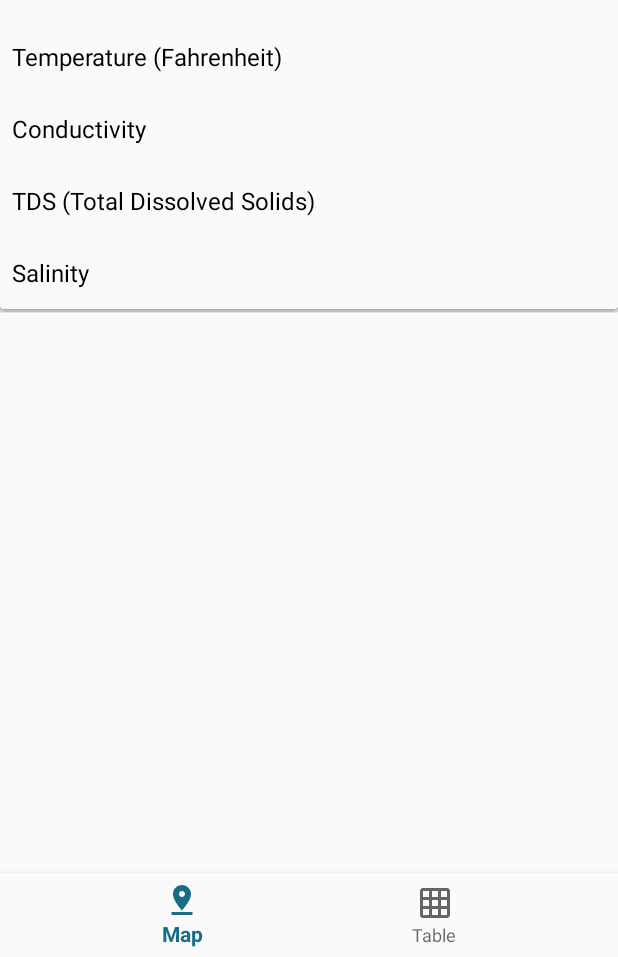
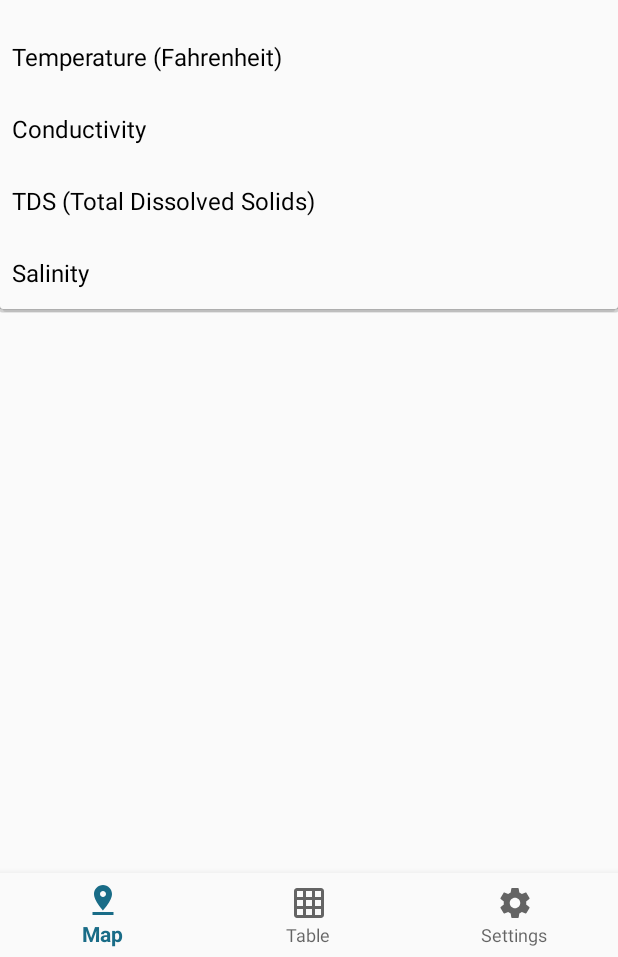
Before and after one commit to srg-ics-uplb/ProjectOddete_MobileAppB, an Android app: the screen it shows after launch (MainActivity), after a tap on "All properties", on a phone screen of 412 x 824 dp, the part 279-1236 px from its top. Run offline under Robolectric (Android 15) with nearby library versions, the phone set to English and light mode, and no system bars.

Commit message:
Added Settings

```diff
--- a/PROJ/app/src/main/java/com/example/user/proj/MainActivity.java
+++ b/PROJ/app/src/main/java/com/example/user/proj/MainActivity.java
@@ -14,6 +14,7 @@ import java.net.InetAddress;
 public class MainActivity extends AppCompatActivity implements BottomNavigationView.OnNavigationItemSelectedListener{
 
     public static TableLayout table;
+    public static String apiEndpoint="http://10.0.3.57:6200";
 
     @Override
     protected void onCreate(Bundle savedInstanceState) {
@@ -60,6 +61,9 @@ public class MainActivity extends AppCompatActivity implements BottomNavigationV
             case R.id.navigation_table:
                 fragment=new TableFragment(this);
                 break;
+            case R.id.navigation_settings:
+                fragment=new SettingsFragment(this);
+                break;
         }
         return loadFragment(fragment);
     }
--- /dev/null
+++ b/PROJ/app/src/main/res/drawable/ic_settings_black_24dp.xml
@@ -0,0 +1,9 @@
+<vector xmlns:android="http://schemas.android.com/apk/res/android"
+        android:width="24dp"
+        android:height="24dp"
+        android:viewportWidth="24.0"
+        android:viewportHeight="24.0">
+    <path
+        android:fillColor="#FF000000"
+        android:pathData="M19.43,12.98c0.04,-0.32 0.07,-0.64 0.07,-0.98s-0.03,-0.66 -0.07,-0.98l2.11,-1.65c0.19,-0.15 0.24,-0.42 0.12,-0.64l-2,-3.46c-0.12,-0.22 -0.39,-0.3 -0.61,-0.22l-2.49,1c-0.52,-0.4 -1.08,-0.73 -1.69,-0.98l-0.38,-2.65C14.46,2.18 14.25,2 14,2h-4c-0.25,0 -0.46,0.18 -0.49,0.42l-0.38,2.65c-0.61,0.25 -1.17,0.59 -1.69,0.98l-2.49,-1c-0.23,-0.09 -0.49,0 -0.61,0.22l-2,3.46c-0.13,0.22 -0.07,0.49 0.12,0.64l2.11,1.65c-0.04,0.32 -0.07,0.65 -0.07,0.98s0.03,0.66 0.07,0.98l-2.11,1.65c-0.19,0.15 -0.24,0.42 -0.12,0.64l2,3.46c0.12,0.22 0.39,0.3 0.61,0.22l2.49,-1c0.52,0.4 1.08,0.73 1.69,0.98l0.38,2.65c0.03,0.24 0.24,0.42 0.49,0.42h4c0.25,0 0.46,-0.18 0.49,-0.42l0.38,-2.65c0.61,-0.25 1.17,-0.59 1.69,-0.98l2.49,1c0.23,0.09 0.49,0 0.61,-0.22l2,-3.46c0.12,-0.22 0.07,-0.49 -0.12,-0.64l-2.11,-1.65zM12,15.5c-1.93,0 -3.5,-1.57 -3.5,-3.5s1.57,-3.5 3.5,-3.5 3.5,1.57 3.5,3.5 -1.57,3.5 -3.5,3.5z"/>
+</vector>
--- a/PROJ/app/src/main/res/menu/navigation.xml
+++ b/PROJ/app/src/main/res/menu/navigation.xml
@@ -10,4 +10,9 @@
         android:id="@+id/navigation_table"
         android:icon="@drawable/ic_grid_on_black_24dp"
         android:title="Table" />
+
+    <item
+        android:id="@+id/navigation_settings"
+        android:icon="@drawable/ic_settings_black_24dp"
+        android:title="Settings" />
 </menu>
```
Also changed, not shown: PROJ/app/src/main/java/com/example/user/proj/SettingsFragment.java (added, +41 -0 lines), PROJ/app/src/main/java/com/example/user/proj/fetchData.java (+4 -4 lines), PROJ/app/src/main/res/layout/settings.xml (added, +35 -0 lines).
